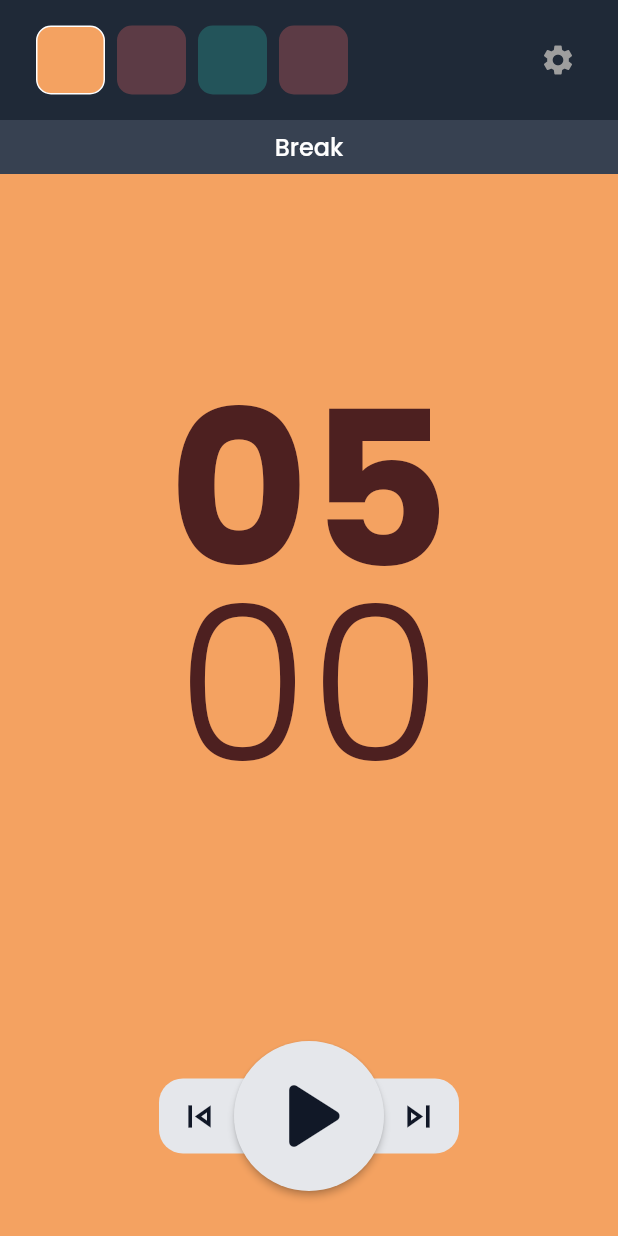
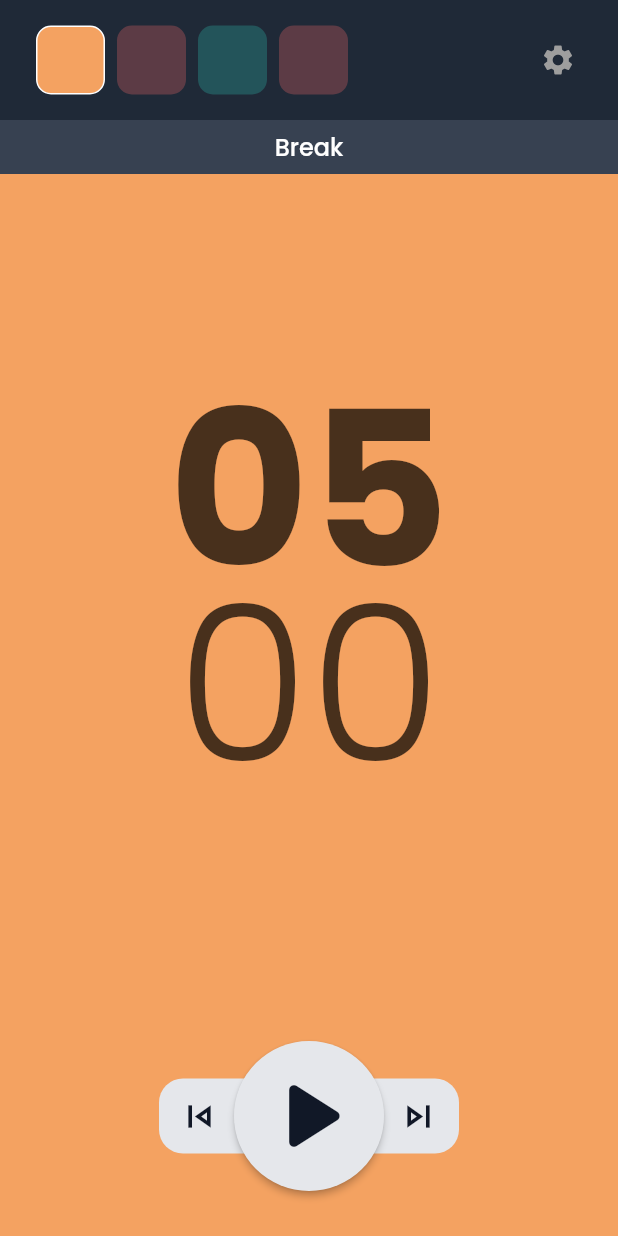
Before and after one commit to grollcake/pomodoro_timer_clone, a Flutter app: the screen it shows after launch, after a tap on the "skip next" icon, on a phone screen of 412 x 824 dp. Run offline on Flutter 3.47's test engine with Material 2 defaults, Android fonts, the phone set to English and light mode, and no system bars; our stand-ins replace google_fonts; missing offline and left inert: pausable_timer.

Commit message:
시간표시 색상 변경

```diff
--- a/lib/sections/timer_section.dart
+++ b/lib/sections/timer_section.dart
@@ -14,14 +14,20 @@ class TimerSection extends StatelessWidget {
     final String sec =
         (timerController.remainTime.inSeconds - timerController.remainTime.inMinutes * 60).toString().padLeft(2, '0');
 
-    return timerController.status != TimerStatus.finished
-        ? Column(
-            mainAxisSize: MainAxisSize.min,
-            children: [
-              AnimatedSwitching(child: Text(min, style: timeText1Style, key: ValueKey<String>(min))),
-              Text(sec, style: timeText2Style),
-            ],
-          )
-        : SizedBox();
+    if (timerController.status != TimerStatus.finished) {
+      return AnimatedOpacity(
+        duration: Duration(milliseconds: 300),
+        opacity: timerController.status == TimerStatus.playing ? 1.0 : 0.7,
+        child: Column(
+          mainAxisSize: MainAxisSize.min,
+          children: [
+            AnimatedSwitching(child: Text(min, style: timeText1Style, key: ValueKey<String>(min))),
+            Text(sec, style: timeText2Style),
+          ],
+        ),
+      );
+    } else {
+      return SizedBox();
+    }
   }
 }
--- a/lib/styles/style.dart
+++ b/lib/styles/style.dart
@@ -2,7 +2,7 @@ import 'package:flutter/material.dart';
 import 'package:google_fonts/google_fonts.dart';
 
 final timeText1Style =
-    GoogleFonts.poppins(fontSize: 144, fontWeight: FontWeight.w700, height: 0.9, color: Color(0xFF4D2020));
+    GoogleFonts.poppins(fontSize: 144, fontWeight: FontWeight.w700, height: 0.9, color: Colors.black);
 final timeText2Style =
-    GoogleFonts.poppins(fontSize: 144, fontWeight: FontWeight.w300, height: 0.9, color: Color(0xFF4D2020));
+    GoogleFonts.poppins(fontSize: 144, fontWeight: FontWeight.w300, height: 0.9, color: Colors.black);
 final statTextStyle = GoogleFonts.poppins(fontSize: 16, fontWeight: FontWeight.w500, color: Colors.white);
```
Also changed, not shown: lib/components/SpinningArc.dart (added, +148 -0 lines).
